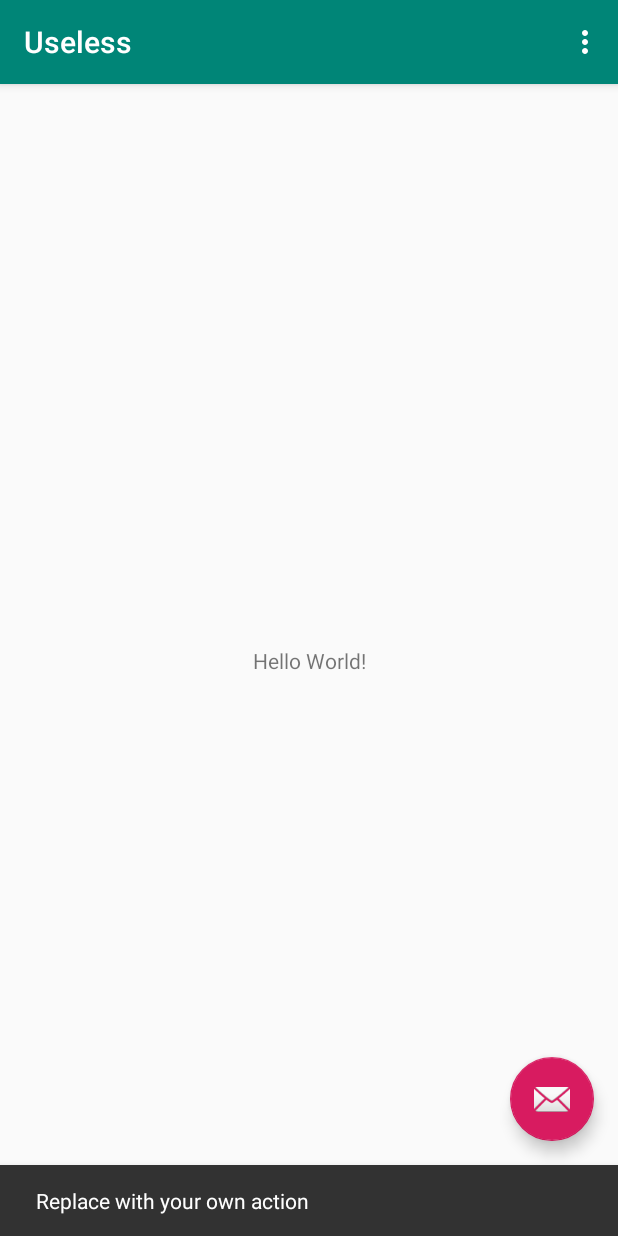
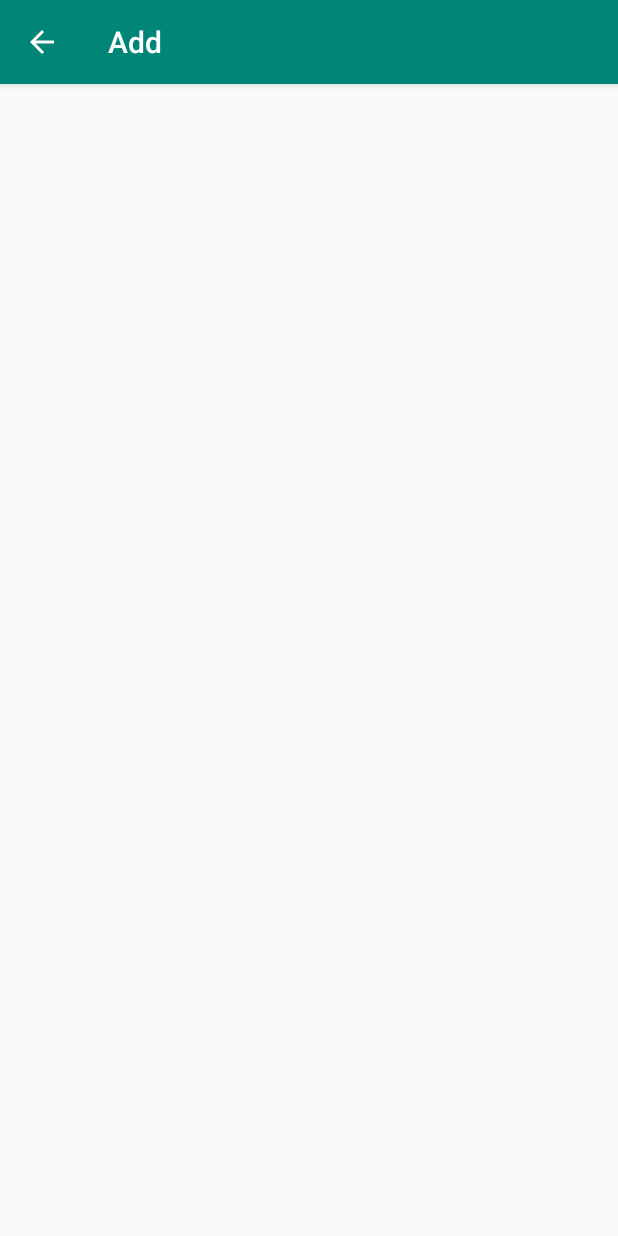
Before and after one commit to howweiren999/Useless, an Android app: the screen it shows after launch (MainActivity before the commit, AddActivity after it), after a tap on an icon or button, on a phone screen of 412 x 824 dp. Run offline under Robolectric (Android 15) with nearby library versions, the phone set to English and light mode, and no system bars.

Commit message:
commits second lol

```diff
--- a/app/src/main/AndroidManifest.xml
+++ b/app/src/main/AndroidManifest.xml
@@ -9,6 +9,11 @@
     android:roundIcon="@mipmap/ic_launcher_round"
     android:supportsRtl="true"
     android:theme="@style/AppTheme">
+    <activity
+        android:name=".AddActivity"
+        android:parentActivityName=".MainActivity"
+        android:label="@string/add"
+        ></activity>
     <activity
         android:name=".MainActivity"
         android:label="@string/app_name"
--- /dev/null
+++ b/app/src/main/java/com/example/useless/AddActivity.kt
@@ -0,0 +1,12 @@
+package com.example.useless
+
+import androidx.appcompat.app.AppCompatActivity
+import android.os.Bundle
+
+class AddActivity : AppCompatActivity() {
+
+    override fun onCreate(savedInstanceState: Bundle?) {
+        super.onCreate(savedInstanceState)
+        setContentView(R.layout.activity_add)
+    }
+}
--- a/app/src/main/java/com/example/useless/MainActivity.kt
+++ b/app/src/main/java/com/example/useless/MainActivity.kt
@@ -1,39 +1,45 @@
 package com.example.useless
 
+import android.app.Activity
+import android.content.Intent
 import android.os.Bundle
 import com.google.android.material.snackbar.Snackbar
 import androidx.appcompat.app.AppCompatActivity
 import android.view.Menu
 import android.view.MenuItem
+import android.widget.Toast
 
 import kotlinx.android.synthetic.main.activity_main.*
 
 class MainActivity : AppCompatActivity() {
-
+    private lateinit var usefulViewModel: UsefulViewModel
     override fun onCreate(savedInstanceState: Bundle?) {
         super.onCreate(savedInstanceState)
         setContentView(R.layout.activity_main)
         setSupportActionBar(toolbar)
+        //initialise the recyclerview adapter
 
-        fab.setOnClickListener { view ->
-            Snackbar.make(view, "Replace with your own action", Snackbar.LENGTH_LONG)
-                .setAction("Action", null).show()
+        //initialise the viewmodel
+
+        fab.setOnClickListener {
+            val intent = Intent(this, AddActivity::class.java)
+            startActivityForResult(intent, REQUEST_CODE)
         }
     }
 
-    override fun onCreateOptionsMenu(menu: Menu): Boolean {
-        // Inflate the menu; this adds items to the action bar if it is present.
-        menuInflater.inflate(R.menu.menu_main, menu)
-        return true
+    override fun onActivityResult(requestCode:Int, resultCode:Int, data: Intent?){
+        if(requestCode == REQUEST_CODE){
+            if(resultCode == Activity.RESULT_OK){
+                //Save a useful record to the database
+                Toast.makeText(
+                    this,
+                    "Record saved",
+                    Toast.LENGTH_SHORT).show()
+                }
+            }
+        super.onActivityResult(requestCode, resultCode, data)
+        }
+    companion object{
+        const val REQUEST_CODE = 1
     }
-
-    override fun onOptionsItemSelected(item: MenuItem): Boolean {
-        // Handle action bar item clicks here. The action bar will
-        // automatically handle clicks on the Home/Up button, so long
-        // as you specify a parent activity in AndroidManifest.xml.
-        return when (item.itemId) {
-            R.id.action_settings -> true
-            else -> super.onOptionsItemSelected(item)
-        }
     }
-}
--- a/app/src/main/java/com/example/useless/Useful.kt
+++ b/app/src/main/java/com/example/useless/Useful.kt
@@ -4,7 +4,7 @@ import androidx.room.Entity
 import androidx.room.PrimaryKey
 
 @Entity(tableName= "useful")
-class Useful(
+data class Useful(
     @PrimaryKey(autoGenerate = true) val id: Int,
     val name: String,
     val age: Int
--- a/app/src/main/java/com/example/useless/UsefulDAO.kt
+++ b/app/src/main/java/com/example/useless/UsefulDAO.kt
@@ -9,10 +9,10 @@ interface UsefulDAO {
     suspend fun insertUseful(useful: Useful)
 
     @Query("SELECT * FROM useful")
-    suspend fun getAllUseful(): LiveData<List<Useful>>
+    fun getAllUseful(): LiveData<List<Useful>>
 
     @Query("SELECT * FROM useful WHERE id= :useful_id")
-    suspend fun getAllUseful(useful_id:Int)
+    fun getAUseful(useful_id:Int) : Useful
 
     @Update
     suspend fun updateUseful (useful:Useful)
--- /dev/null
+++ b/app/src/main/res/layout/activity_add.xml
@@ -0,0 +1,10 @@
+<?xml version="1.0" encoding="utf-8"?>
+<androidx.constraintlayout.widget.ConstraintLayout
+    xmlns:android="http://schemas.android.com/apk/res/android"
+    xmlns:tools="http://schemas.android.com/tools"
+    xmlns:app="http://schemas.android.com/apk/res-auto"
+    android:layout_width="match_parent"
+    android:layout_height="match_parent"
+    tools:context=".AddActivity">
+
+</androidx.constraintlayout.widget.ConstraintLayout>
--- a/app/src/main/res/values/strings.xml
+++ b/app/src/main/res/values/strings.xml
@@ -1,4 +1,7 @@
 <resources>
     <string name="app_name">Useless</string>
     <string name="action_settings">Settings</string>
+    <string name="name">Name</string>
+    <string name="age">Age</string>
+    <string name="add">Add</string>
 </resources>
```
Also changed, not shown: app/build.gradle (+27 -8 lines), app/src/main/java/com/example/useless/UsefulAdapter.kt (added, +36 -0 lines), app/src/main/java/com/example/useless/UsefulRepository.kt (added, +13 -0 lines), app/src/main/java/com/example/useless/UsefulViewModel.kt (added, +27 -0 lines), app/src/main/res/layout/content_main.xml (+14 -4 lines), app/src/main/res/layout/recyclerview_item.xml (added, +56 -0 lines), build.gradle (+8 -0 lines). Lines whose indentation alone changed are shown as unchanged.
